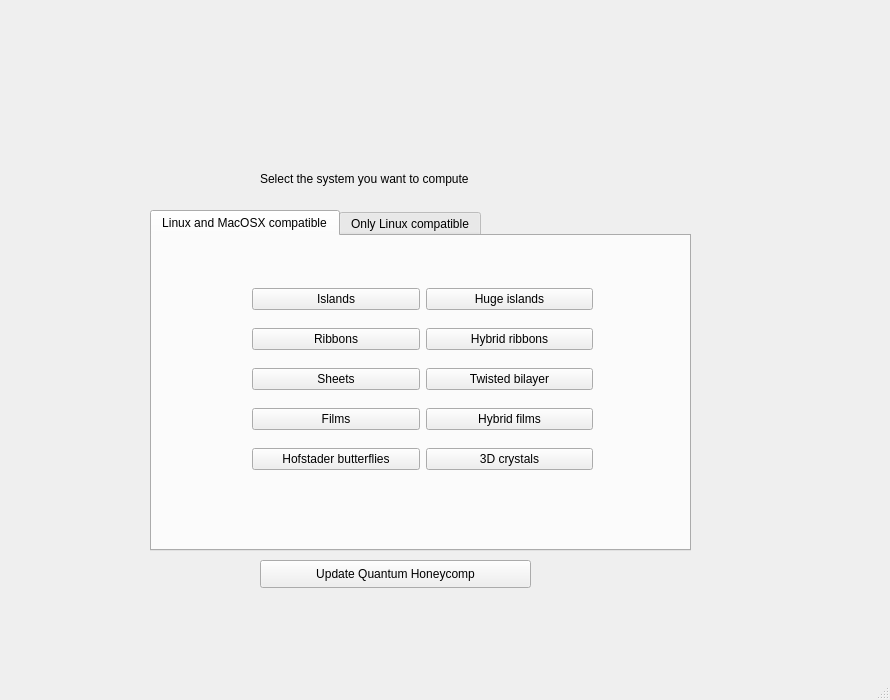
This is development/interface-pyqt/system_selection/interface.ui in joselado/quantum-honeycomp as Qt 5 draws it before an edit. The edited form follows.
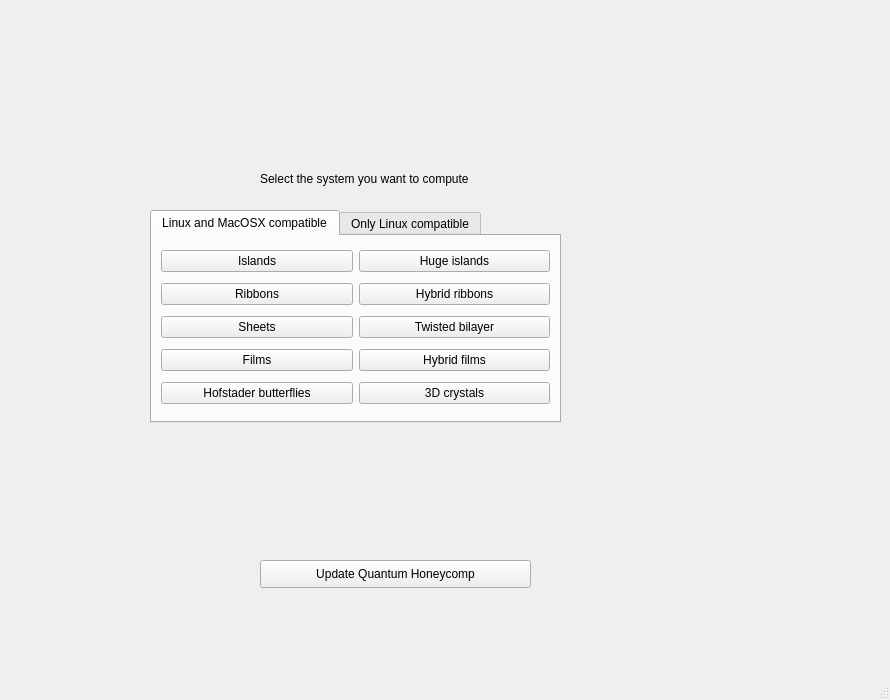
This is the edited form.

Diff of the .ui file:
```diff
--- a/development/interface-pyqt/system_selection/interface.ui
+++ b/development/interface-pyqt/system_selection/interface.ui
@@ -51,10 +51,16 @@
      <rect>
       <x>150</x>
       <y>210</y>
-      <width>541</width>
-      <height>341</height>
+      <width>411</width>
+      <height>213</height>
      </rect>
     </property>
+    <property name="minimumSize">
+     <size>
+      <width>411</width>
+      <height>213</height>
+     </size>
+    </property>
     <property name="currentIndex">
      <number>0</number>
     </property>
@@ -62,15 +68,8 @@
      <attribute name="title">
       <string>Linux and MacOSX compatible</string>
      </attribute>
-     <widget class="QWidget" name="gridLayoutWidget_2">
-      <property name="geometry">
-       <rect>
-        <x>100</x>
-        <y>40</y>
-        <width>341</width>
-        <height>211</height>
-       </rect>
-      </property>
+     <layout class="QHBoxLayout" name="horizontalLayout">
+      <item>
       <layout class="QGridLayout" name="gridLayout_2">
        <item row="1" column="0">
         <widget class="QPushButton" name="islands_pyqt">
@@ -143,7 +142,8 @@
         </widget>
        </item>
       </layout>
-     </widget>
+      </item>
+     </layout>
     </widget>
     <widget class="QWidget" name="tab">
      <attribute name="title">
```
Left out of the diff: 8 changed lines with no effect on the pictures. Lines whose indentation alone changed are shown as unchanged.
